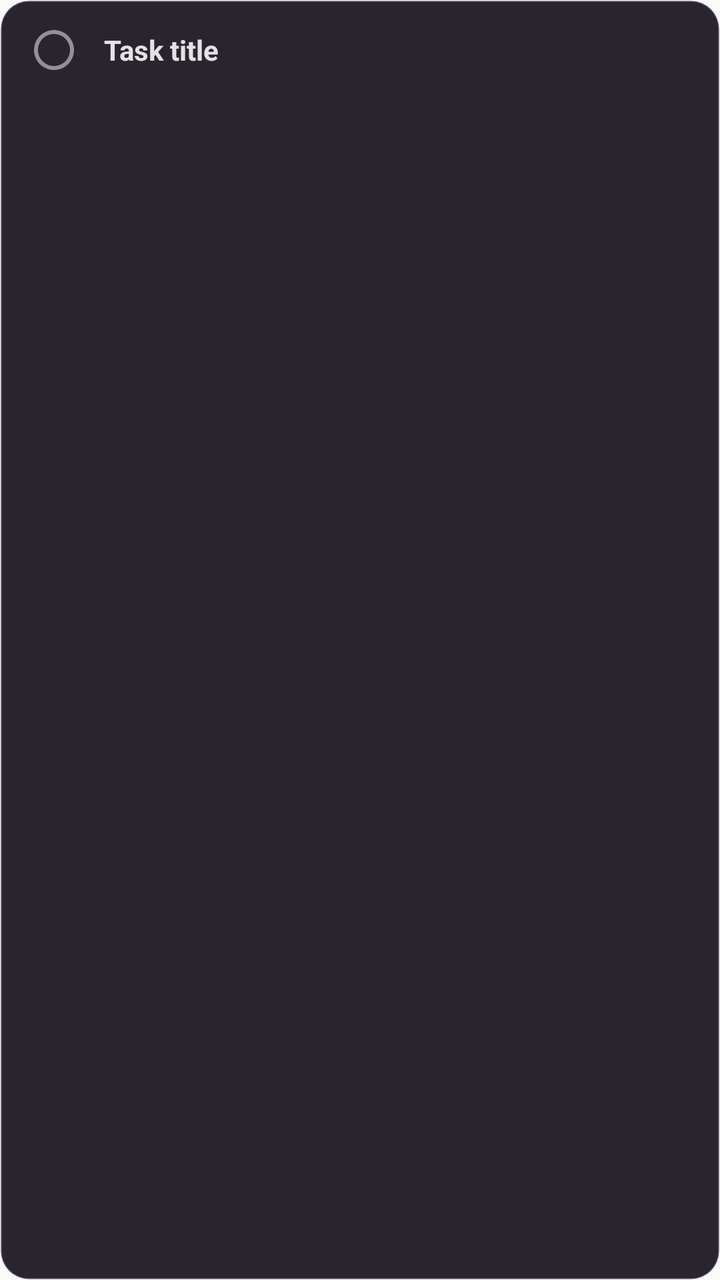
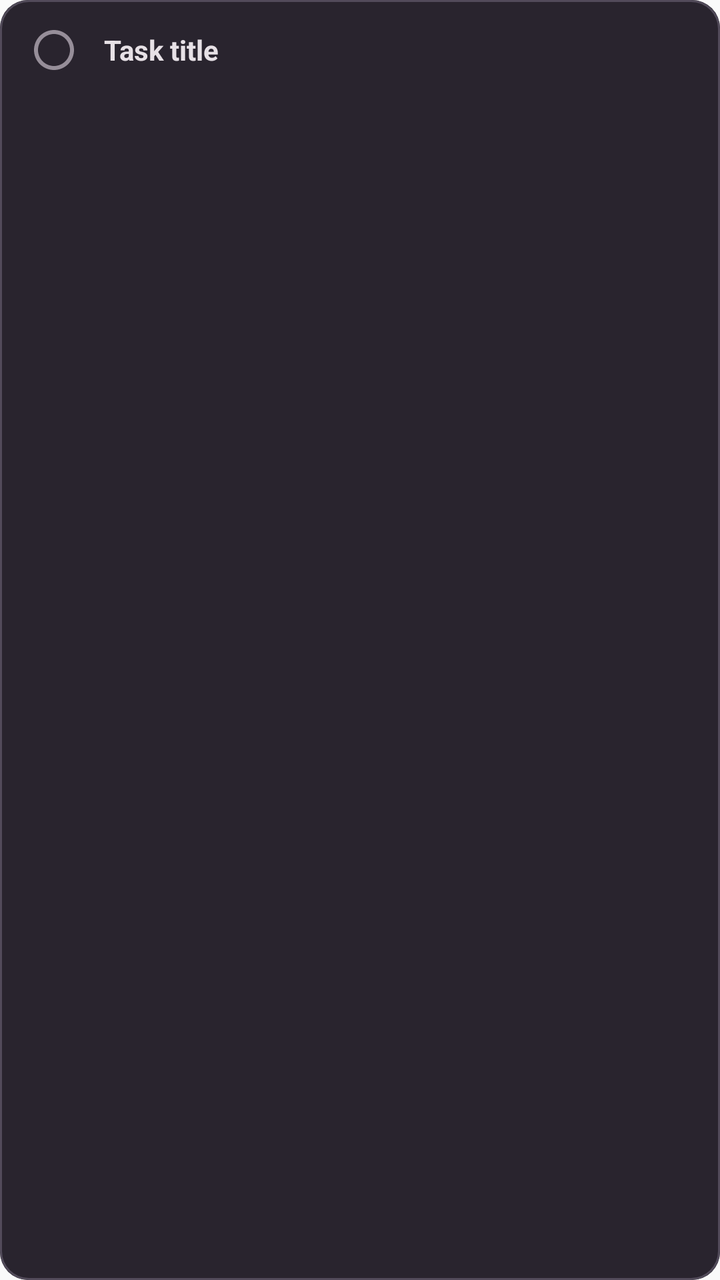

The first picture is an Android layout as it rendered before a commit; the second is the same layout after the commit. The layout source and the unified diff follow.
<!-- AndroidManifest.xml: application theme Theme.Toolbox -->
<!-- res/layout/widget_todo_list_item.xml -->
<?xml version="1.0" encoding="utf-8"?>
<FrameLayout xmlns:android="http://schemas.android.com/apk/res/android"
    android:id="@+id/widget_todo_item_root"
    android:layout_width="match_parent"
    android:layout_height="wrap_content"
    android:background="@drawable/bg_todo_widget_item">

    <LinearLayout
        android:id="@+id/widget_todo_item_row"
        android:layout_width="match_parent"
        android:layout_height="wrap_content"
        android:gravity="center_vertical"
        android:minHeight="48dp"
        android:orientation="horizontal"
        android:paddingStart="10dp"
        android:paddingTop="8dp"
        android:paddingEnd="12dp"
        android:paddingBottom="8dp">

        
        <FrameLayout
            android:id="@+id/widget_todo_item_check_container"
            android:layout_width="34dp"
            android:layout_height="34dp"
            android:background="?android:attr/selectableItemBackgroundBorderless">

            <ImageView
                android:id="@+id/widget_todo_item_check_circle"
                android:layout_width="match_parent"
                android:layout_height="match_parent"
                android:contentDescription="Complete task"
                android:padding="5dp"
                android:scaleType="centerInside"
                android:src="@drawable/ic_todo_widget_circle_unchecked"
                android:tint="#FF968E99" />
        </FrameLayout>

        
        <LinearLayout
            android:id="@+id/widget_todo_item_text_container"
            android:layout_width="0dp"
            android:layout_height="wrap_content"
            android:layout_marginStart="8dp"
            android:layout_weight="1"
            android:orientation="vertical">

            <TextView
                android:id="@+id/widget_todo_item_title"
                android:layout_width="match_parent"
                android:layout_height="wrap_content"
                android:ellipsize="end"
                android:maxLines="2"
                android:text="Task title"
                android:textColor="#FFE7E1E6"
                android:textSize="14sp"
                android:textStyle="bold" />

            <TextView
                android:id="@+id/widget_todo_item_subtitle"
                android:layout_width="match_parent"
                android:layout_height="wrap_content"
                android:layout_marginTop="2dp"
                android:ellipsize="end"
                android:maxLines="2"
                android:text=""
                android:textColor="#FFCDC4CF"
                android:textSize="11.5sp"
                android:visibility="gone" />
        </LinearLayout>

        
        <TextView
            android:id="@+id/widget_todo_item_subtask_badge"
            android:layout_width="wrap_content"
            android:layout_height="wrap_content"
            android:layout_marginStart="8dp"
            android:background="@drawable/bg_todo_widget_pill"
            android:paddingStart="8dp"
            android:paddingTop="3dp"
            android:paddingEnd="8dp"
            android:paddingBottom="3dp"
            android:text="0/0"
            android:textColor="#FFF3DAFF"
            android:textSize="11sp"
            android:textStyle="bold"
            android:visibility="gone" />
    </LinearLayout>
</FrameLayout>
<!-- resources referenced by this layout -->
<resources>
  <!-- drawable bg_todo_widget_item (drawable) -->
  <?xml version="1.0" encoding="utf-8"?>
  <shape xmlns:android="http://schemas.android.com/apk/res/android"
      android:shape="rectangle">
      <corners android:radius="14dp" />
      <solid android:color="#FF29242E" />
      <stroke
          android:width="1dp"
          android:color="#33CDC4CF" />
  </shape>
  <!-- drawable bg_todo_widget_pill (drawable) -->
  <?xml version="1.0" encoding="utf-8"?>
  <shape xmlns:android="http://schemas.android.com/apk/res/android"
      android:shape="rectangle">
      <corners android:radius="999dp" />
      <solid android:color="#FF5A3472" />
  </shape>
  <!-- drawable ic_todo_widget_circle_unchecked (drawable) -->
  <?xml version="1.0" encoding="utf-8"?>
  <vector xmlns:android="http://schemas.android.com/apk/res/android"
      android:width="24dp"
      android:height="24dp"
      android:viewportWidth="24"
      android:viewportHeight="24">
      <path
          android:fillColor="#FFFFFFFF"
          android:pathData="M12,2C6.48,2 2,6.48 2,12s4.48,10 10,10 10,-4.48 10,-10S17.52,2 12,2zM12,20c-4.42,0 -8,-3.58 -8,-8s3.58,-8 8,-8 8,3.58 8,8 -3.58,8 -8,8z" />
  </vector>
  <style name="Theme.Toolbox" parent="android:Theme.Material.Light.NoActionBar" />
</resources>

<!-- the commit's change to res/layout/widget_todo_list_item.xml (unified diff, before → after) -->
@@ -2,8 +2,23 @@
 <FrameLayout xmlns:android="http://schemas.android.com/apk/res/android"
     android:id="@+id/widget_todo_item_root"
     android:layout_width="match_parent"
-    android:layout_height="wrap_content"
-    android:background="@drawable/bg_todo_widget_item">
+    android:layout_height="wrap_content">
+
+    <ImageView
+        android:id="@+id/widget_todo_item_bg"
+        android:layout_width="match_parent"
+        android:layout_height="match_parent"
+        android:contentDescription="@null"
+        android:scaleType="fitXY"
+        android:src="@drawable/bg_notes_widget_item_fill" />
+
+    <ImageView
+        android:id="@+id/widget_todo_item_border"
+        android:layout_width="match_parent"
+        android:layout_height="match_parent"
+        android:contentDescription="@null"
+        android:scaleType="fitXY"
+        android:src="@drawable/bg_notes_widget_item_border" />
 
     <LinearLayout
         android:id="@+id/widget_todo_item_row"
@@ -69,20 +84,34 @@
         </LinearLayout>
 
         
-        <TextView
-            android:id="@+id/widget_todo_item_subtask_badge"
+        <FrameLayout
+            android:id="@+id/widget_todo_item_subtask_badge_container"
             android:layout_width="wrap_content"
             android:layout_height="wrap_content"
             android:layout_marginStart="8dp"
-            android:background="@drawable/bg_todo_widget_pill"
-            android:paddingStart="8dp"
-            android:paddingTop="3dp"
-            android:paddingEnd="8dp"
-            android:paddingBottom="3dp"
-            android:text="0/0"
-            android:textColor="#FFF3DAFF"
-            android:textSize="11sp"
-            android:textStyle="bold"
-            android:visibility="gone" />
+            android:visibility="gone">
+
+            <ImageView
+                android:id="@+id/widget_todo_item_subtask_badge_bg"
+                android:layout_width="match_parent"
+                android:layout_height="match_parent"
+                android:contentDescription="@null"
+                android:scaleType="fitXY"
+                android:src="@drawable/bg_todo_widget_pill" />
+
+            <TextView
+                android:id="@+id/widget_todo_item_subtask_badge"
+                android:layout_width="wrap_content"
+                android:layout_height="wrap_content"
+                android:paddingStart="8dp"
+                android:paddingTop="3dp"
+                android:paddingEnd="8dp"
+                android:paddingBottom="3dp"
+                android:text="0/0"
+                android:textColor="#FFF3DAFF"
+                android:textSize="11sp"
+                android:textStyle="bold"
+                android:visibility="gone" />
+        </FrameLayout>
     </LinearLayout>
 </FrameLayout>
<!-- resource entries referenced after the edit -->
@@ -1,14 +1,21 @@
 <!-- resources referenced by this layout -->
 <resources>
-  <!-- drawable bg_todo_widget_item (drawable) -->
+  <!-- drawable bg_notes_widget_item_border (drawable) -->
+  <?xml version="1.0" encoding="utf-8"?>
+  <shape xmlns:android="http://schemas.android.com/apk/res/android"
+      android:shape="rectangle">
+      <corners android:radius="14dp" />
+      <solid android:color="@android:color/transparent" />
+      <stroke
+          android:width="1dp"
+          android:color="#FF524B5A" />
+  </shape>
+  <!-- drawable bg_notes_widget_item_fill (drawable) -->
   <?xml version="1.0" encoding="utf-8"?>
   <shape xmlns:android="http://schemas.android.com/apk/res/android"
       android:shape="rectangle">
       <corners android:radius="14dp" />
       <solid android:color="#FF29242E" />
-      <stroke
-          android:width="1dp"
-          android:color="#33CDC4CF" />
   </shape>
   <!-- drawable bg_todo_widget_pill (drawable) -->
   <?xml version="1.0" encoding="utf-8"?>
